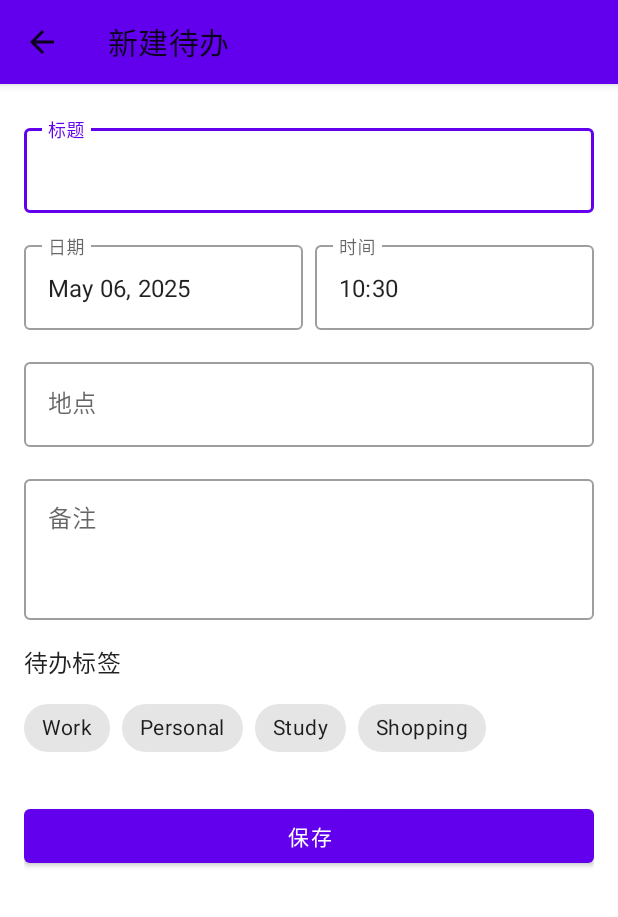
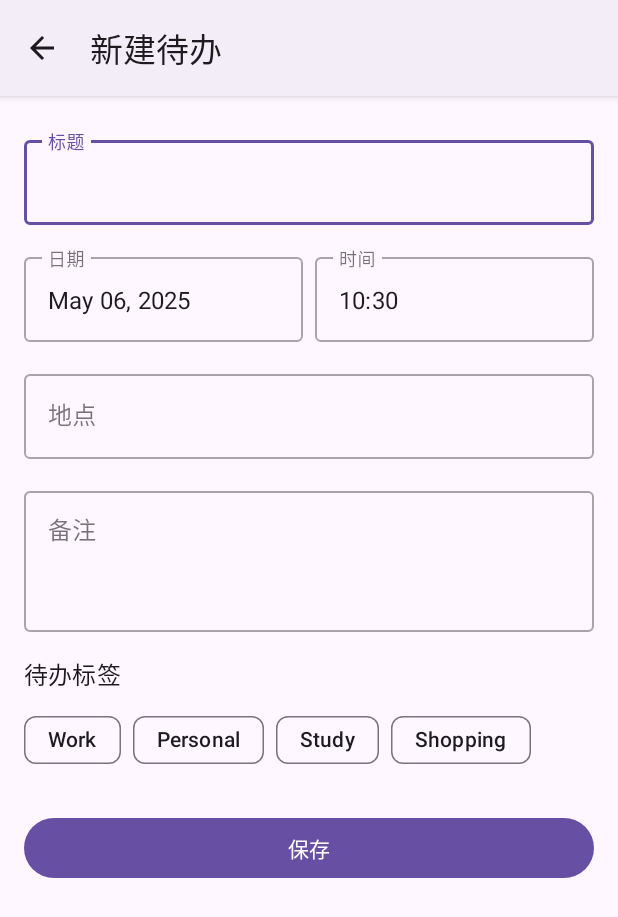
Before and after one commit to caoye04/-Planwise, an Android app: the AddScheduleActivity screen opened directly, with no data from a screen before it, on a phone screen of 412 x 824 dp. Shown: the top 917 px of the screen. Run offline under Robolectric (Android 15) with nearby library versions, the phone set to English and light mode, and no system bars; our stand-ins replace Room's generated code.

Commit message:
feat 将设计风格更改成了Material3风格，大幅提升美观性

```diff
--- a/code/app/src/main/AndroidManifest.xml
+++ b/code/app/src/main/AndroidManifest.xml
@@ -17,7 +17,7 @@
         android:label="@string/app_name"
         android:roundIcon="@mipmap/ic_launcher_round"
         android:supportsRtl="true"
-        android:theme="@style/Theme.Planwise"
+        android:theme="@style/Theme.MyApp.NoActionBar"
         tools:targetApi="31">
 
         <!-- 主Activity -->
@@ -41,6 +41,7 @@
         <activity
             android:name=".ui.activity.ScheduleDetailActivity"
             android:exported="false"
+            android:theme="@style/Theme.MyApp.ActionBar"
             android:parentActivityName=".ui.activity.MainActivity" />
 
         <!-- 通知服务 -->
--- a/code/app/src/main/res/values/themes.xml
+++ b/code/app/src/main/res/values/themes.xml
@@ -1,13 +1,14 @@
 <resources xmlns:tools="http://schemas.android.com/tools">
-    <!-- Base application theme. -->
-    <style name="Base.Theme.Planwise" parent="Theme.Material3.DayNight.NoActionBar">
-        <!-- Customize your light theme here. -->
-        <!-- <item name="colorPrimary">@color/my_light_primary</item> -->
+    <style name="Theme.MyApp.ActionBar" parent="Theme.Material3.DayNight">
+        <!-- 设置状态栏颜色为白色 -->
+        <item name="android:statusBarColor">@android:color/white</item>
+        <!-- 启用深色状态栏字体 -->
+        <item name="android:windowLightStatusBar">true</item>
     </style>
-
-    <style name="Theme.Planwise" parent="Base.Theme.Planwise" />
-
-    <style name="Theme.MyApp.ActionBar" parent="Theme.MaterialComponents.DayNight">
-<!--        <item name="colorPrimary">@color/white</item> &lt;!&ndash; 设置ActionBar背景为白色 &ndash;&gt;-->
+    <style name="Theme.MyApp.NoActionBar" parent="Theme.Material3.DayNight.NoActionBar">
+        <!-- 设置状态栏颜色为白色 -->
+        <item name="android:statusBarColor">@android:color/white</item>
+        <!-- 启用深色状态栏字体 -->
+        <item name="android:windowLightStatusBar">true</item>
     </style>
 </resources>
```
